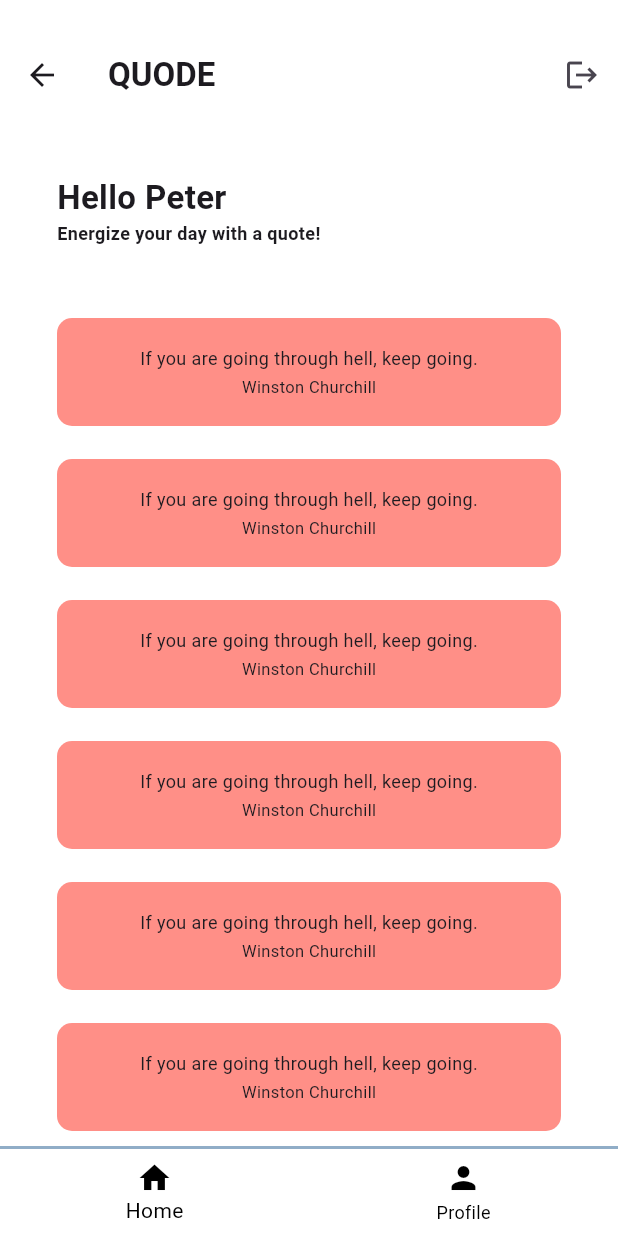
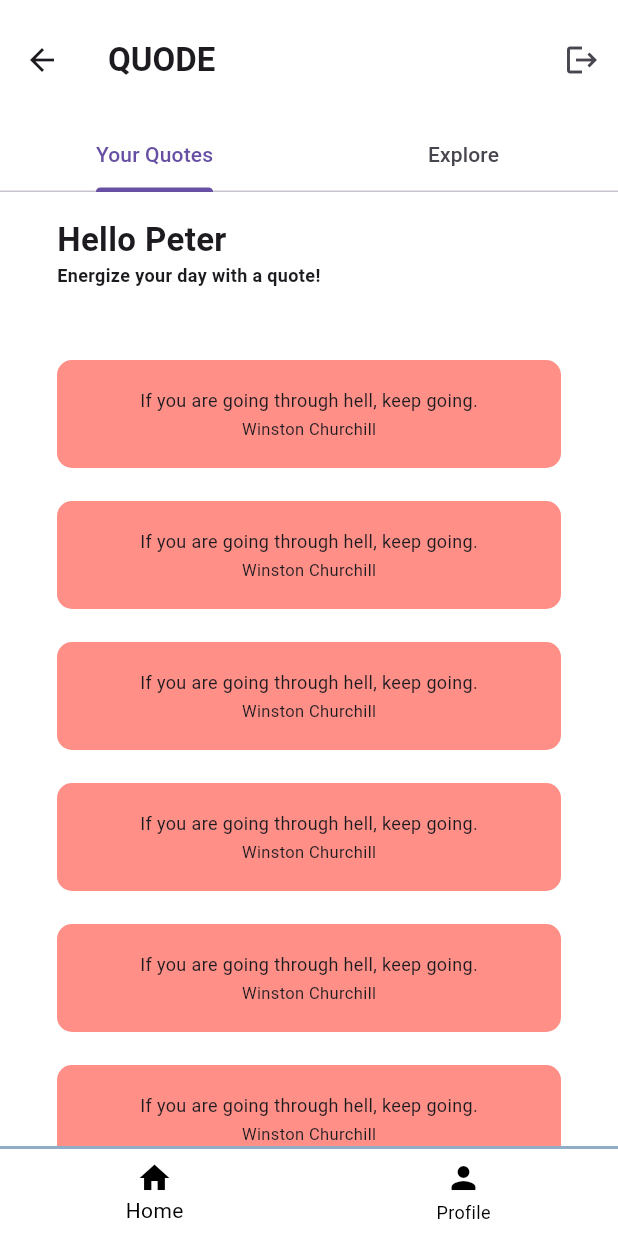
Before and after one commit to KubangPawis/gdsc-quote-app, a Flutter app: the HomePage screen opened directly, on a phone screen of 412 x 824 dp. Run offline on Flutter 3.47's test engine with Material 3 defaults, Android fonts, the light colour scheme and no system bars; our stand-ins replace google_sign_in.

Commit message:
feat: add tabbed navigation

```diff
--- a/frontend/lib/pages/home_page.dart
+++ b/frontend/lib/pages/home_page.dart
@@ -26,12 +26,18 @@ class _HomePageState extends State<HomePage> {
 
   @override
   Widget build(BuildContext context) {
-    return Scaffold(
+    return DefaultTabController(
+      length: 2,
+      child: Scaffold(
         backgroundColor: Colors.white,
         appBar: AppBar(
           backgroundColor: Colors.white,
-        toolbarHeight: 100,
+          toolbarHeight: 80,
           centerTitle: false,
+          bottom: TabBar(tabs: [
+            Tab(text: 'Your Quotes'),
+            Tab(text: 'Explore'),
+          ]),
           title: Text('QUODE',
               style: TextStyle(
                 fontSize: 22,
@@ -41,11 +47,13 @@ class _HomePageState extends State<HomePage> {
             IconButton(onPressed: () {}, icon: Icon(Icons.logout, size: 24))
           ],
         ),
+
+        // BOTTOM NAVIGATION BAR
         bottomNavigationBar: Container(
           decoration: BoxDecoration(
             border: Border(
-            top:
-                BorderSide(color: Color.fromARGB(255, 144, 173, 199), width: 2),
+              top: BorderSide(
+                  color: Color.fromARGB(255, 144, 173, 199), width: 2),
             ),
           ),
           child: BottomNavigationBar(
@@ -64,7 +72,14 @@ class _HomePageState extends State<HomePage> {
             ],
           ),
         ),
-      body: Padding(
+
+        //BODY
+        body: Column(
+          children: [
+            Expanded(
+              child: TabBarView(
+                children: [
+                  Padding(
                     padding: EdgeInsets.symmetric(horizontal: 38),
                     child: Column(
                       mainAxisAlignment: MainAxisAlignment.start,
@@ -78,11 +93,13 @@ class _HomePageState extends State<HomePage> {
                             crossAxisAlignment: CrossAxisAlignment.start,
                             children: [
                               Text('Hello Peter',
-                      style:
-                          TextStyle(fontSize: 22, fontWeight: FontWeight.bold)),
+                                  style: TextStyle(
+                                      fontSize: 22,
+                                      fontWeight: FontWeight.bold)),
                               Text('Energize your day with a quote!',
-                      style:
-                          TextStyle(fontSize: 12, fontWeight: FontWeight.bold)),
+                                  style: TextStyle(
+                                      fontSize: 12,
+                                      fontWeight: FontWeight.bold)),
                             ],
                           ),
                         ),
@@ -96,9 +113,17 @@ class _HomePageState extends State<HomePage> {
                             String author = quoteList[index][0];
                             String quoteText = quoteList[index][1];
 
-                return QuoteWidgetSmall(author: author, quoteText: quoteText);
+                            return QuoteWidgetSmall(
+                                author: author, quoteText: quoteText);
                           },
                         )),
+                      ],
+                    ),
+                  ),
+                  Center(child: Text('hatdog')),
+                ],
+              ),
+            ),
           ],
         ),
       ),
```
Lines whose indentation alone changed are shown as unchanged.
